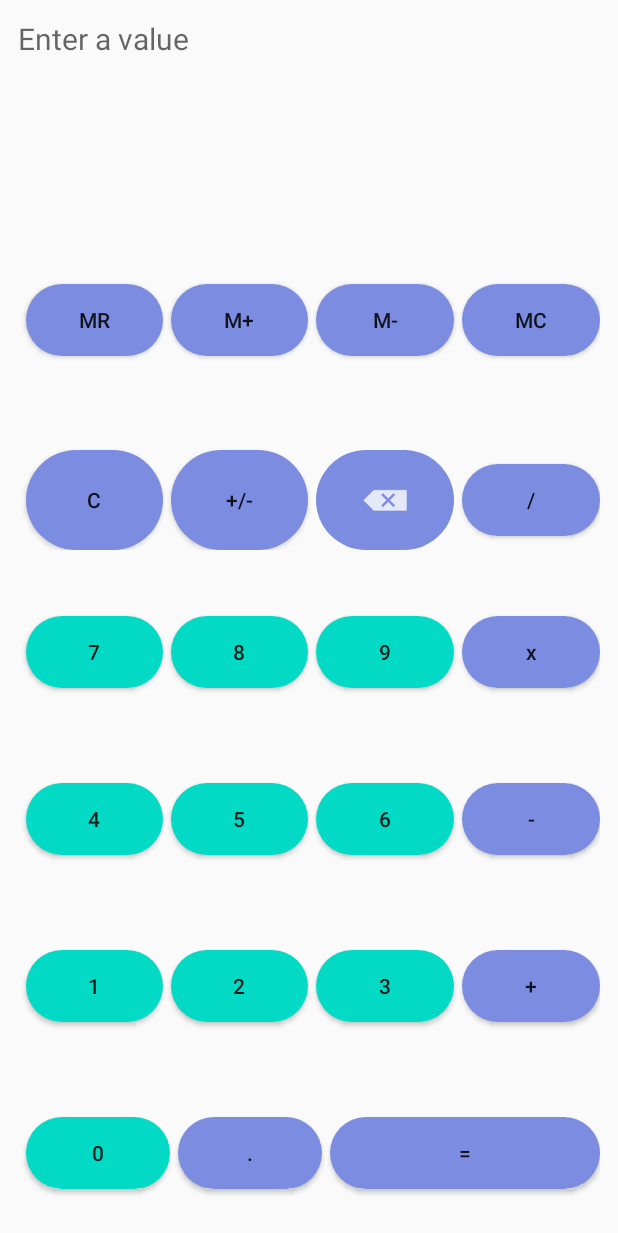
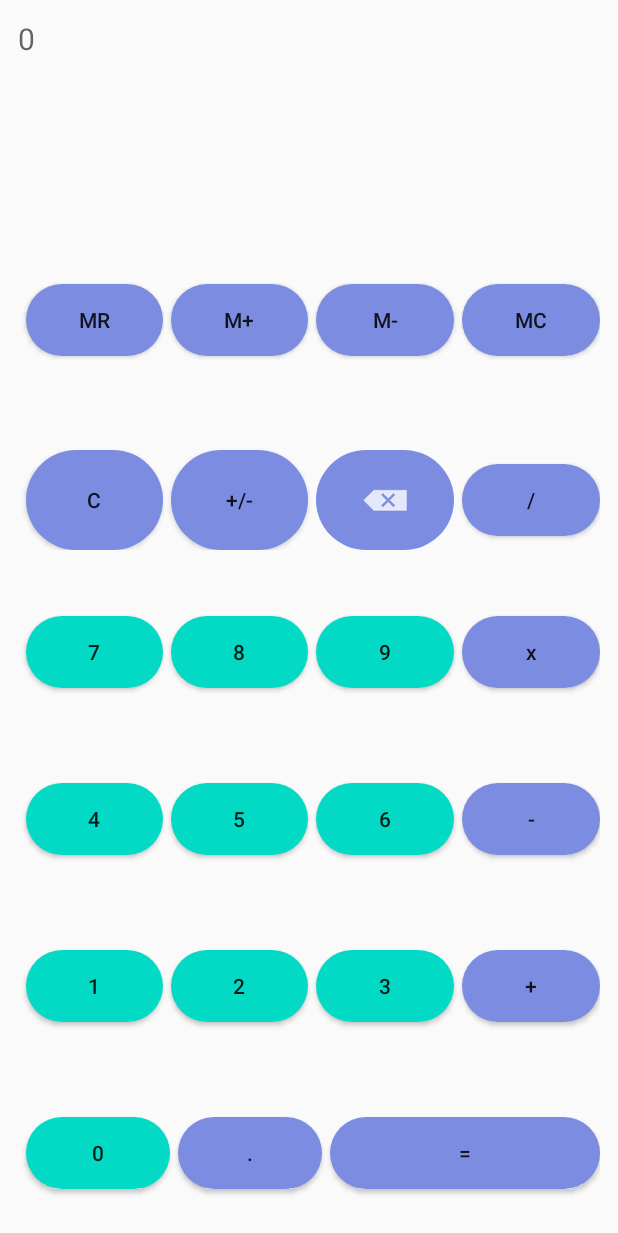
Before and after one commit to Otaka00/SimpleCalculatorApp, an Android app: the screen it shows after launch (MainActivity), on a phone screen of 412 x 824 dp. Shown: the top 1233 px of the screen. Run offline under Robolectric (Android 15) with nearby library versions, the phone set to English and light mode, and no system bars.

Commit message:
New Editings commit

```diff
--- a/app/src/main/res/layout/activity_main.xml
+++ b/app/src/main/res/layout/activity_main.xml
@@ -21,7 +21,7 @@
             android:layout_height="0dp"
             android:layout_margin="12dp"
             android:layout_weight="1"
-            android:hint="@string/text" />
+            android:hint="0" />
 
         <LinearLayout
             android:layout_width="match_parent"
```
